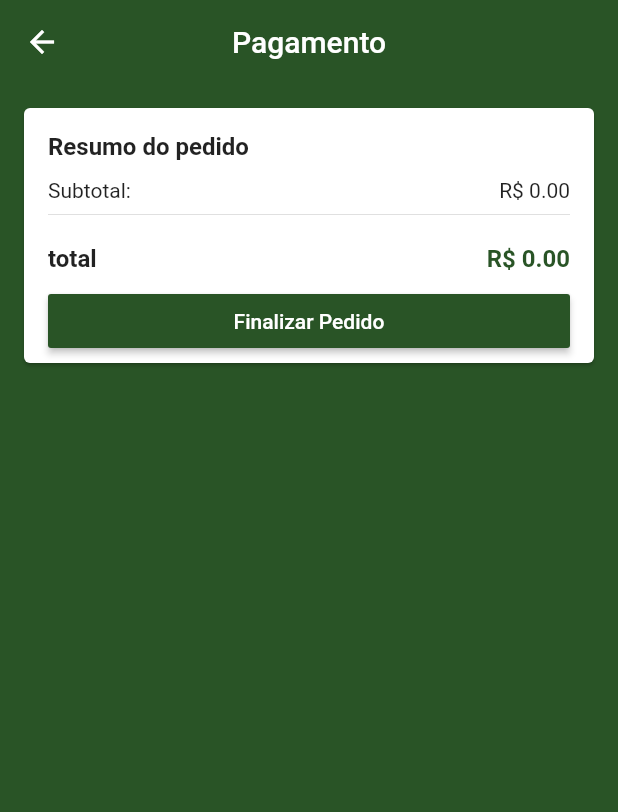
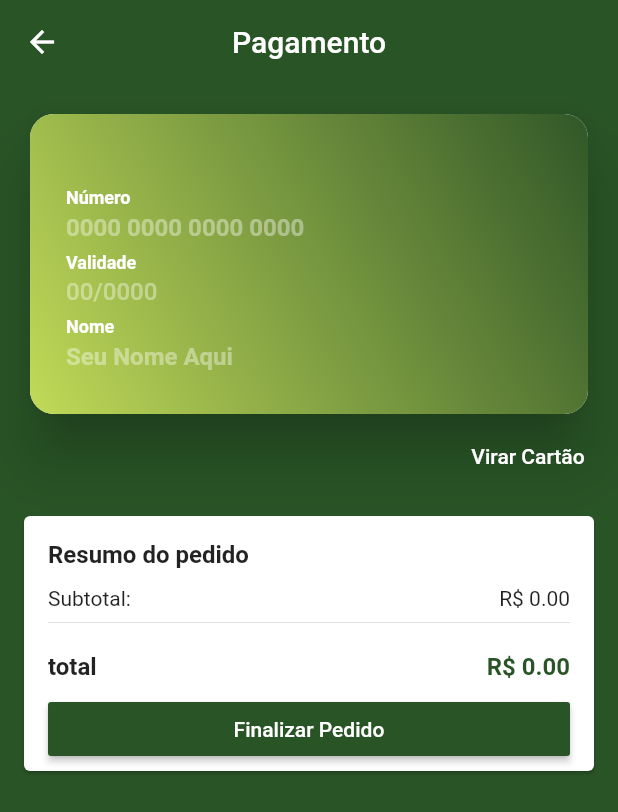
Before and after one commit to glauco111/saudavel_life_app, a Flutter app: the CheckoutScreen screen opened by its route, on a phone screen of 412 x 824 dp. Shown: the top 812 px of the screen. Run offline on Flutter 3.47's test engine with Material 2 defaults, Android fonts, the phone set to English and light mode, and no system bars; drawn by our look-alikes of flip_card; our stand-ins replace brasil_fields, carousel_pro, cloud_firestore, dio, firebase_auth, firebase_storage and 9 more; missing offline and left inert: alphabet_list_scroll_view, credit_card_type_detector, flutter_facebook_login; accounts and stored records are empty.

Commit message:
commit 11

```diff
--- a/lib/Screens/Cart/components/cart_tile.dart
+++ b/lib/Screens/Cart/components/cart_tile.dart
@@ -10,6 +10,11 @@ class CartTile extends StatelessWidget {
   Widget build(BuildContext context) {
     return ChangeNotifierProvider.value(
       value: cartProduct,
+      child: GestureDetector(
+        onTap: () {
+          Navigator.of(context)
+              .pushNamed('/product', arguments: cartProduct.product);
+        },
         child: Card(
           margin: const EdgeInsets.symmetric(horizontal: 16, vertical: 4),
           child: Padding(
@@ -90,6 +95,7 @@ class CartTile extends StatelessWidget {
             ),
           ),
         ),
+      ),
     );
   }
 }
--- a/lib/Screens/checkout/checkout_screen.dart
+++ b/lib/Screens/checkout/checkout_screen.dart
@@ -4,7 +4,10 @@ import 'package:saudavel_life_v2/common/card/price_card.dart';
 import 'package:saudavel_life_v2/models/cart_manager.dart';
 import 'package:saudavel_life_v2/models/checkout_manager.dart';
 
+import 'components/credit_card_widget.dart';
+
 class CheckoutScreen extends StatelessWidget {
+  final GlobalKey<FormState> formKey = GlobalKey<FormState>();
   final GlobalKey<ScaffoldState> scaffoldKey = GlobalKey<ScaffoldState>();
   @override
   Widget build(BuildContext context) {
@@ -42,11 +45,15 @@ class CheckoutScreen extends StatelessWidget {
                 ),
               );
             }
-            return ListView(
+            return Form(
+              key: formKey,
+              child: ListView(
                 children: <Widget>[
+                  CreditCardWidget(),
                   PriceCard(
                     buttonText: 'Finalizar Pedido',
                     onPressed: () {
+                      if (formKey.currentState.validate()) {
                         checkoutManager.checkout(onStockFail: (e) {
                           scaffoldKey.currentState.showSnackBar(
                             SnackBar(
@@ -55,17 +62,19 @@ class CheckoutScreen extends StatelessWidget {
                                   'Ocorreu uma falha ao processar sua compra'),
                             ),
                           );
-                      Navigator.of(context)
-                          .popUntil((route) => route.settings.name == '/cart');
+                          Navigator.of(context).popUntil(
+                              (route) => route.settings.name == '/cart');
                         }, onSuccess: (order) {
                           Navigator.of(context)
                               .popUntil((route) => route.settings.name == '/');
                           Navigator.of(context)
                               .pushNamed('/confirmation', arguments: order);
                         });
+                      }
                     },
                   ),
                 ],
+              ),
             );
           },
         ),
--- /dev/null
+++ b/lib/Screens/checkout/components/card_front.dart
@@ -0,0 +1,110 @@
+import 'package:brasil_fields/brasil_fields.dart';
+import 'package:credit_card_type_detector/credit_card_type_detector.dart';
+import 'package:flutter/material.dart';
+import 'package:flutter/services.dart';
+import 'package:mask_text_input_formatter/mask_text_input_formatter.dart';
+
+import 'card_text_field.dart';
+
+// ignore: must_be_immutable
+class CardFront extends StatelessWidget {
+  CardFront({this.numberFocus, this.dateFocus, this.nameFocus, this.finished});
+  final VoidCallback finished;
+  final FocusNode numberFocus;
+  final FocusNode dateFocus;
+  final FocusNode nameFocus;
+  final MaskTextInputFormatter dateFormatter = MaskTextInputFormatter(
+    mask: '!#/####',
+    filter: {
+      '#': RegExp('[0-9]'),
+      '!': RegExp('[0-1]'),
+    },
+  );
+  Color vEscuro = const Color(0xFF315728);
+  Color vClaro = const Color(0xFFc1da58);
+  @override
+  Widget build(BuildContext context) {
+    return Card(
+      shape: RoundedRectangleBorder(
+        borderRadius: BorderRadius.circular(16),
+      ),
+      elevation: 16,
+      child: Container(
+        height: 200,
+        decoration: BoxDecoration(
+          borderRadius: BorderRadius.circular(16),
+          gradient: LinearGradient(
+            begin: Alignment.topRight,
+            end: Alignment.bottomLeft,
+            colors: [vEscuro, vClaro],
+          ),
+        ),
+        child: Padding(
+          padding: const EdgeInsets.all(24),
+          child: Row(
+            children: <Widget>[
+              Expanded(
+                  child: Column(
+                mainAxisAlignment: MainAxisAlignment.end,
+                children: <Widget>[
+                  CardTextField(
+                    title: 'Número',
+                    hint: '0000 0000 0000 0000',
+                    textInputType: TextInputType.number,
+                    bold: true,
+                    inputFormatters: [
+                      WhitelistingTextInputFormatter.digitsOnly,
+                      CartaoBancarioInputFormatter()
+                    ],
+                    validator: (number) {
+                      if (number.length != 19)
+                        return 'Inválido';
+                      else if (detectCCType(number) == CreditCardType.unknown) {
+                        return 'inválido';
+                      }
+                      return null;
+                    },
+                    onSubmitted: (_) {
+                      dateFocus.requestFocus();
+                    },
+                    focusNode: numberFocus,
+                  ),
+                  CardTextField(
+                    title: 'Validade',
+                    hint: '00/0000',
+                    textInputType: TextInputType.number,
+                    inputFormatters: [dateFormatter],
+                    validator: (date) {
+                      if (date.length != 7) {
+                        return 'Inválido';
+                      }
+                      return null;
+                    },
+                    onSubmitted: (_) {
+                      nameFocus.requestFocus();
+                    },
+                    focusNode: dateFocus,
+                  ),
+                  CardTextField(
+                    title: 'Nome',
+                    hint: 'Seu Nome Aqui',
+                    textInputType: TextInputType.text,
+                    bold: true,
+                    validator: (name) {
+                      if (name.isEmpty) return 'Inválido';
+                      return null;
+                    },
+                    onSubmitted: (_) {
+                      finished();
+                    },
+                    focusNode: nameFocus,
+                  ),
+                ],
+              ))
+            ],
+          ),
+        ),
+      ),
+    );
+  }
+}
--- /dev/null
+++ b/lib/Screens/checkout/components/card_text_field.dart
@@ -0,0 +1,94 @@
+import 'package:flutter/material.dart';
+import 'package:flutter/services.dart';
+
+class CardTextField extends StatelessWidget {
+  const CardTextField({
+    this.title,
+    this.bold = false,
+    this.hint,
+    this.textInputType,
+    this.inputFormatters,
+    this.validator,
+    this.maxLength,
+    this.textAlign = TextAlign.start,
+    this.focusNode,
+    this.onSubmitted,
+  }) : textInputAction =
+            onSubmitted == null ? TextInputAction.done : TextInputAction.next;
+  final String title;
+  final bool bold;
+  final String hint;
+  final TextInputType textInputType;
+  final List<TextInputFormatter> inputFormatters;
+  final FormFieldValidator<String> validator;
+  final int maxLength;
+  final TextAlign textAlign;
+  final FocusNode focusNode;
+  final Function(String) onSubmitted;
+  final TextInputAction textInputAction;
+
+  @override
+  Widget build(BuildContext context) {
+    return FormField<String>(
+      initialValue: "",
+      validator: validator,
+      builder: (state) {
+        return Padding(
+          padding: const EdgeInsets.symmetric(vertical: 2),
+          child: Column(
+            crossAxisAlignment: CrossAxisAlignment.start,
+            children: <Widget>[
+              Row(
+                children: <Widget>[
+                  if (title != null)
+                    Text(
+                      title,
+                      style: TextStyle(
+                          fontSize: 12,
+                          fontWeight: FontWeight.bold,
+                          color: Colors.white),
+                    ),
+                  if (state.hasError)
+                    const Text(
+                      '     Inválido',
+                      style: TextStyle(fontSize: 11, color: Colors.red),
+                    )
+                ],
+              ),
+              TextFormField(
+                cursorColor: Colors.white,
+                style: TextStyle(
+                  color: title == null && state.hasError
+                      ? Colors.red
+                      : Colors.white,
+                  fontWeight: bold ? FontWeight.bold : FontWeight.w500,
+                ),
+                decoration: InputDecoration(
+                  counterText: '',
+                  contentPadding: const EdgeInsets.symmetric(vertical: 3),
+                  hintText: hint,
+                  hintStyle: TextStyle(
+                      color: title == null && state.hasError
+                          ? Colors.red.withAlpha(200)
+                          : Colors.white.withAlpha(100)),
+                  border: InputBorder.none,
+                  isDense: true,
+                ),
+                keyboardType: textInputType,
+                inputFormatters: inputFormatters,
+                onChanged: (text) {
+                  state.didChange(text);
+                },
+                maxLength: maxLength,
+                textAlign: textAlign,
+                focusNode: focusNode,
+                onFieldSubmitted: onSubmitted,
+                textInputAction: textInputAction,
+              ),
+            ],
+          ),
+        );
+      },
+    );
+  }
+}
--- /dev/null
+++ b/lib/Screens/checkout/components/credit_card_widget.dart
@@ -0,0 +1,45 @@
+import 'package:flip_card/flip_card.dart';
+import 'package:flutter/material.dart';
+import 'package:saudavel_life_v2/Screens/checkout/components/card_back.dart';
+import 'package:saudavel_life_v2/Screens/checkout/components/card_front.dart';
+
+class CreditCardWidget extends StatelessWidget {
+  final GlobalKey<FlipCardState> cardKey = GlobalKey<FlipCardState>();
+  final FocusNode numberFocus = FocusNode();
+  final FocusNode dateFocus = FocusNode();
+  final FocusNode nameFocus = FocusNode();
+  final FocusNode cvvFocus = FocusNode();
+  @override
+  Widget build(BuildContext context) {
+    return Padding(
+      padding: const EdgeInsets.fromLTRB(16, 16, 16, 0),
+      child: Column(
+        crossAxisAlignment: CrossAxisAlignment.end,
+        children: <Widget>[
+          FlipCard(
+            key: cardKey,
+            flipOnTouch: false,
+            direction: FlipDirection.HORIZONTAL,
+            speed: 700,
+            front: CardFront(
+                numberFocus: numberFocus,
+                dateFocus: dateFocus,
+                nameFocus: nameFocus,
+                finished: () {
+                  cardKey.currentState.toggleCard();
+                  cvvFocus.requestFocus();
+                }),
+            back: CardBack(cvvFocus: cvvFocus),
+          ),
+          FlatButton(
+              textColor: Colors.white,
+              padding: EdgeInsets.zero,
+              onPressed: () {
+                cardKey.currentState.toggleCard();
+              },
+              child: const Text('Virar Cartão'))
+        ],
+      ),
+    );
+  }
+}
--- a/lib/Screens/confirmation/confirmation_screen.dart
+++ b/lib/Screens/confirmation/confirmation_screen.dart
@@ -1,5 +1,5 @@
 import 'package:flutter/material.dart';
-import 'package:saudavel_life_v2/common/order/OrderProductTile.dart';
+import 'package:saudavel_life_v2/common/order/order_product_tile.dart';
 import 'package:saudavel_life_v2/models/order.dart';
 
 class ConfirmationScreen extends StatelessWidget {
--- a/lib/common/order/cancel_order_dialog.dart
+++ b/lib/common/order/cancel_order_dialog.dart
@@ -2,7 +2,7 @@ import 'package:flutter/material.dart';
 import 'package:saudavel_life_v2/models/order.dart';
 
 class CancelOrderDialog extends StatelessWidget {
-  CancelOrderDialog(this.order);
+  const CancelOrderDialog(this.order);
   final Order order;
   @override
   Widget build(BuildContext context) {
--- a/lib/common/order/order_tile.dart
+++ b/lib/common/order/order_tile.dart
@@ -1,5 +1,5 @@
 import 'package:flutter/material.dart';
-import 'package:saudavel_life_v2/common/order/OrderProductTile.dart';
+import 'package:saudavel_life_v2/common/order/order_product_tile.dart';
 import 'package:saudavel_life_v2/models/order.dart';
 
 import 'cancel_order_dialog.dart';
--- a/lib/common/order/OrderProductTile.dart
+++ b/lib/common/order_product_tile.dart
@@ -1,3 +1,4 @@
+// ignore: file_names
 import 'package:flutter/material.dart';
 import 'package:saudavel_life_v2/models/cart_product.dart';
 
--- a/lib/models/cart_product.dart
+++ b/lib/models/cart_product.dart
@@ -91,6 +91,7 @@ class CartProduct extends ChangeNotifier {
   }
 
   bool get hasStock {
+    if (product != null && product.deleted) return false;
     final size = itemSize;
     if (size == null) {
       return false;
--- a/lib/models/product.dart
+++ b/lib/models/product.dart
@@ -67,7 +67,7 @@ class Product extends ChangeNotifier {
   }
 
   bool get hasStock {
-    return totalStock > 0;
+    return totalStock > 0 && !deleted;
   }
 
   // ignore: missing_return
@@ -82,7 +82,7 @@ class Product extends ChangeNotifier {
   num get basePrice {
     num lowest = double.infinity;
     for (final size in sizes) {
-      if (size.price < lowest && size.hasStock) {
+      if (size.price < lowest) {
         lowest = size.price;
       }
     }
--- a/pubspec.yaml
+++ b/pubspec.yaml
@@ -46,6 +46,11 @@ dependencies:
   sliding_up_panel: ^1.0.2
   screenshot: ^0.2.0
   gallery_saver: ^2.0.1
+  flutter_signin_button: ^1.0.0
+  flutter_facebook_login: ^3.0.0
+  flip_card: ^0.4.4
+  mask_text_input_formatter: ^1.0.7
+  credit_card_type_detector: ^1.1.0
 
 
 
```
Also changed, not shown: lib/Screens/Login/login_screen.dart (+24 -0 lines), lib/Screens/Product/product_screen.dart (+16 -3 lines), lib/Screens/Products/Components/product_list_tile.dart (+14 -9 lines), lib/Screens/Products/products_screen.dart (+3 -4 lines), lib/Screens/checkout/components/card_back.dart (added, +66 -0 lines), lib/common/order/order_product_tile.dart (added, +59 -0 lines), lib/models/product_manager.dart (+11 -12 lines), lib/models/user_manager.dart (+51 -11 lines), pubspec.lock, 3 other files. Lines whose indentation alone changed are shown as unchanged.
